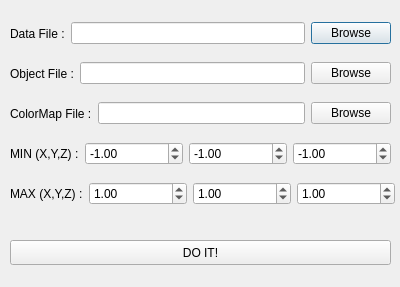
The window that datadialog.ui (leRoderic/Graphics_20) describes before a commit, drawn with Qt 5.
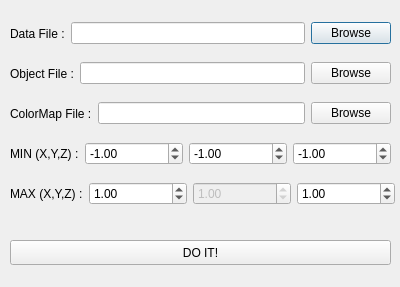
The same window after the commit.

```diff
--- a/datadialog.ui
+++ b/datadialog.ui
@@ -156,6 +156,9 @@
     </item>
     <item>
      <widget class="QDoubleSpinBox" name="maxYSpin_3">
+      <property name="enabled">
+       <bool>false</bool>
+      </property>
       <property name="minimum">
        <double>-99999.000000000000000</double>
       </property>
```
Left out of the diff: 3 changed lines with no effect on the pictures.
